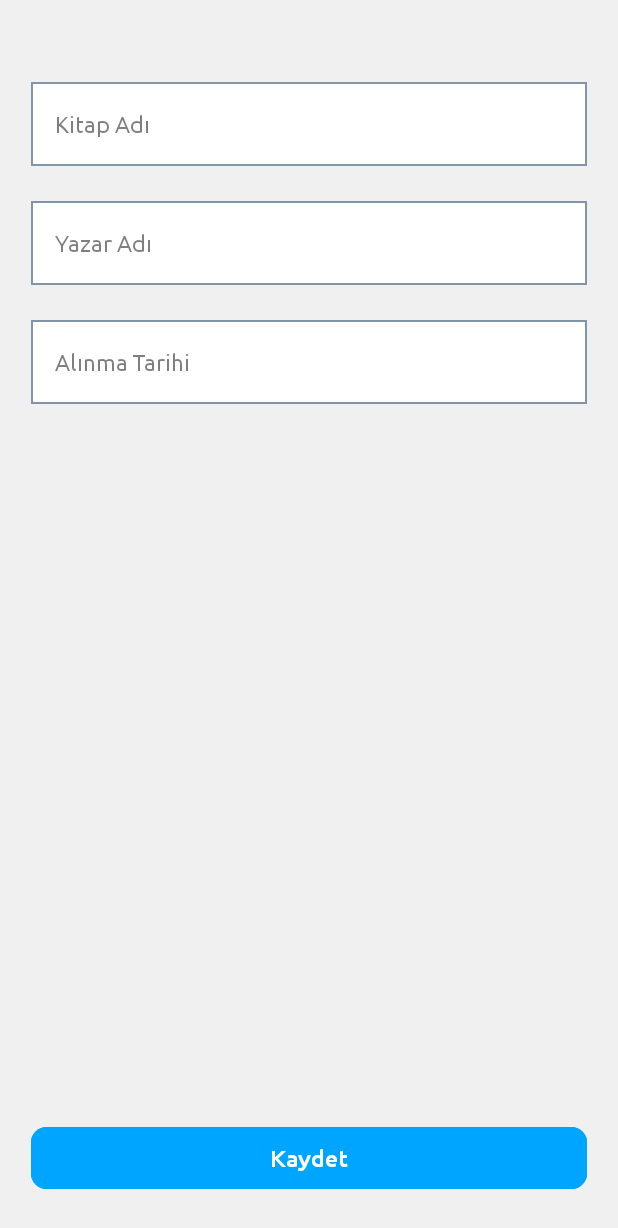
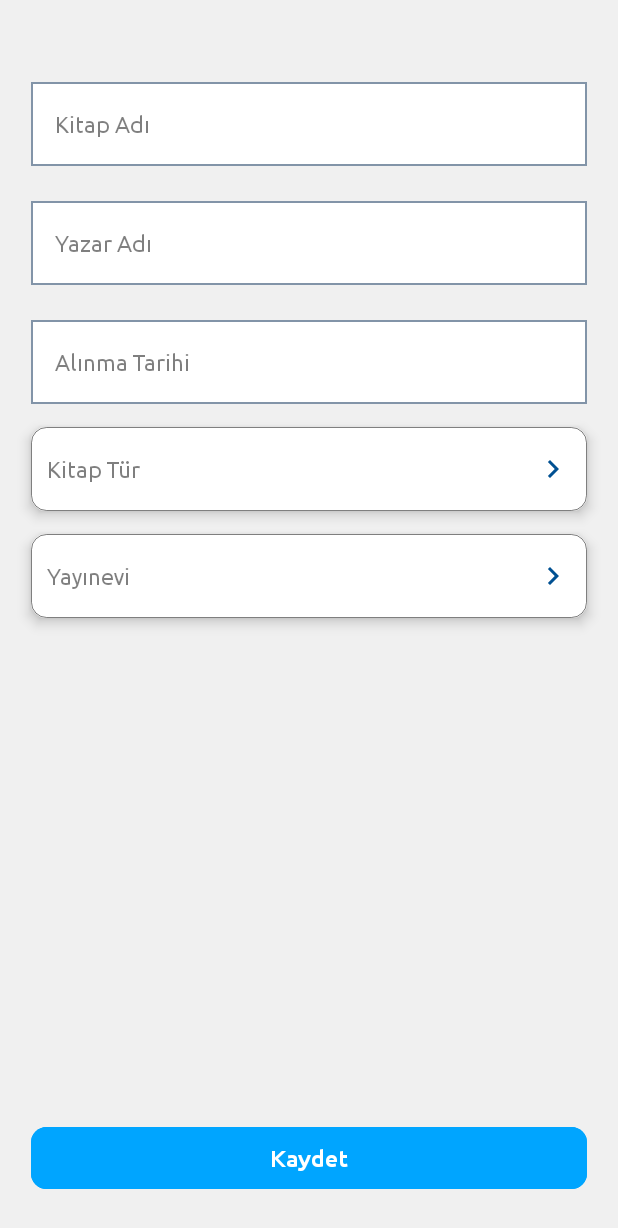
Before and after one commit to mesudemre/Kutuphanem, an Android app built with Jetpack Compose: the composable KitapEklemeScreen shown on its own in the app's theme, on a phone screen of 412 x 824 dp. Shown: the top 1228 px of the screen. Run offline under Robolectric (Android 15) with nearby library versions, the phone set to English and light mode, and no system bars; our stand-ins replace Dagger/Hilt's generated code, Shimmer, accompanist, constraintlayout-compose, sdp/ssp sizes; pictures from the network do not load; Roboto replaces fonts that are not available here; 4 statements that could not run were skipped.

Commit message:
- Kitap ekleme ekranında KutuphanemSelectableCard componenti kullanımı yapıldı.

```diff
--- /dev/null
+++ b/app/src/main/java/com/mesutemre/kutuphanem/kitap_ekleme/domain/model/KitapEklemeKitapTurModel.kt
@@ -0,0 +1,6 @@
+package com.mesutemre.kutuphanem.kitap_ekleme.domain.model
+
+data class KitapEklemeKitapTurModel(
+    val kitapTurId: String,
+    val kitapTurAciklama: String
+)
--- /dev/null
+++ b/app/src/main/java/com/mesutemre/kutuphanem/kitap_ekleme/domain/model/KitapEklemeYayinEviModel.kt
@@ -0,0 +1,6 @@
+package com.mesutemre.kutuphanem.kitap_ekleme.domain.model
+
+data class KitapEklemeYayinEviModel(
+    val yayinEviId: Int,
+    val yayinEviAciklama: String
+)
--- a/app/src/main/java/com/mesutemre/kutuphanem/kitap_ekleme/presentation/KitapEklemeScreen.kt
+++ b/app/src/main/java/com/mesutemre/kutuphanem/kitap_ekleme/presentation/KitapEklemeScreen.kt
@@ -34,6 +34,7 @@ import com.mesutemre.kutuphanem.util.customcomponents.dialog.CustomKutuphanemDia
 import com.mesutemre.kutuphanem.util.customcomponents.input.KutuphanemOutlinedFormTextField
 import com.mesutemre.kutuphanem_base.util.MaskVisualTransformation
 import com.mesutemre.kutuphanem_ui.button.KutuphanemMainMaterialButton
+import com.mesutemre.kutuphanem_ui.card.KutuphanemSelectableCard
 import com.mesutemre.kutuphanem_ui.dialog.WARNING_DLG
 
 @OptIn(ExperimentalMaterialApi::class, ExperimentalPermissionsApi::class)
@@ -182,6 +183,33 @@ fun KitapEklemeScreen(
                     label = stringResource(id = R.string.alinmaTarLabelText),
                     placeHolder = stringResource(id = R.string.kitap_ekleme_alinmaTarPlaceholder)
                 )
+                KutuphanemSelectableCard(
+                    modifier = Modifier
+                        .fillMaxWidth()
+                        .padding(top = 12.sdp),
+                    title = state.value.selectedKitapTur?.let {
+                        it.kitapTurAciklama
+                    } ?: run {
+                        stringResource(id = R.string.kitapTurLabel)
+                    },
+                    errorStr = state.value.kitapTurError?.let {
+                        stringResource(id = it)
+                    }
+                )
+
+                KutuphanemSelectableCard(
+                    modifier = Modifier
+                        .fillMaxWidth()
+                        .padding(top = 12.sdp),
+                    title = state.value.selectedYayinEvi?.let {
+                        it.yayinEviAciklama
+                    } ?: run {
+                        stringResource(id = R.string.yayinEviLabel)
+                    },
+                    errorStr = state.value.yayinEviError?.let {
+                        stringResource(id = it)
+                    }
+                )
             }
             KutuphanemMainMaterialButton(
                 modifier = Modifier
--- a/app/src/main/java/com/mesutemre/kutuphanem/kitap_ekleme/presentation/KitapEklemeState.kt
+++ b/app/src/main/java/com/mesutemre/kutuphanem/kitap_ekleme/presentation/KitapEklemeState.kt
@@ -1,6 +1,9 @@
 package com.mesutemre.kutuphanem.kitap_ekleme.presentation
 
+import androidx.annotation.StringRes
 import androidx.compose.runtime.Stable
+import com.mesutemre.kutuphanem.kitap_ekleme.domain.model.KitapEklemeKitapTurModel
+import com.mesutemre.kutuphanem.kitap_ekleme.domain.model.KitapEklemeYayinEviModel
 
 @Stable
 data class KitapEklemeState(
@@ -11,5 +14,9 @@ data class KitapEklemeState(
     val alinmaTar: String = "",
     val alinmaTarError: Int? = null,
     val isCameraPermissionClicked: Boolean = false,
-    val showSettingsDialog: Boolean = false
+    val showSettingsDialog: Boolean = false,
+    val selectedKitapTur: KitapEklemeKitapTurModel? = null,
+    @StringRes val kitapTurError: Int? = null,
+    val selectedYayinEvi: KitapEklemeYayinEviModel? = null,
+    @StringRes val yayinEviError: Int? = null
 )
--- a/kutuphanem-ui/src/main/java/com/mesutemre/kutuphanem_ui/card/KutuphanemCard.kt
+++ b/kutuphanem-ui/src/main/java/com/mesutemre/kutuphanem_ui/card/KutuphanemCard.kt
@@ -1,15 +1,13 @@
 package com.mesutemre.kutuphanem_ui.card
 
 import androidx.annotation.StringRes
+import androidx.compose.foundation.BorderStroke
 import androidx.compose.foundation.background
 import androidx.compose.foundation.border
 import androidx.compose.foundation.clickable
 import androidx.compose.foundation.layout.*
 import androidx.compose.foundation.shape.CircleShape
-import androidx.compose.material.Card
-import androidx.compose.material.Icon
-import androidx.compose.material.MaterialTheme
-import androidx.compose.material.Text
+import androidx.compose.material.*
 import androidx.compose.material.icons.Icons
 import androidx.compose.material.icons.filled.*
 import androidx.compose.runtime.*
@@ -287,9 +285,11 @@ fun KitapDetayInfoCard(
         backgroundColor = MaterialTheme.colorPalette.white,
         elevation = 4.sdp
     ) {
-        Column(modifier = Modifier
-            .fillMaxWidth()
-            .padding(horizontal = 8.sdp, vertical = 8.sdp)) {
+        Column(
+            modifier = Modifier
+                .fillMaxWidth()
+                .padding(horizontal = 8.sdp, vertical = 8.sdp)
+        ) {
             Text(
                 text = label,
                 maxLines = 1,
@@ -361,3 +361,77 @@ fun KitapAciklamaText(
         }
     }
 }
+
+@Composable
+fun KutuphanemSelectableCard(
+    modifier: Modifier,
+    title: String,
+    errorStr: String? = null
+) {
+    Card(
+        modifier = modifier,
+        elevation = 4.sdp,
+        backgroundColor = MaterialTheme.colorPalette.white,
+        shape = MaterialTheme.shapes.medium,
+        border = BorderStroke(
+            width = (1 / 2).sdp,
+            color = errorStr?.let {
+                MaterialTheme.colorPalette.kirmizi
+            } ?: run {
+                MaterialTheme.colorPalette.transparent
+            }
+        )
+    ) {
+        Column(
+            modifier = Modifier
+                .fillMaxWidth()
+                .padding(vertical = 4.sdp),
+            verticalArrangement = Arrangement.Center
+        ) {
+            Row(
+                modifier = Modifier
+                    .fillMaxWidth()
+                    .padding(horizontal = 8.sdp, vertical = 8.sdp),
+                verticalAlignment = Alignment.CenterVertically
+            ) {
+                Text(
+                    text = title,
+                    style = MaterialTheme.typography.smallUbuntuTransparent,
+                    modifier = Modifier.weight(1f)
+                )
+                Icon(
+                    Icons.Filled.ChevronRight,
+                    contentDescription = title,
+                    tint = MaterialTheme.colorPalette.lacivert
+                )
+            }
+            errorStr?.let {
+                Divider(
+                    modifier = Modifier
+                        .fillMaxWidth()
+                        .padding(top = 2.sdp),
+                    thickness = 1.sdp,
+                    color = MaterialTheme.colorPalette.transparent
+                )
+                Row(
+                    modifier = Modifier
+                        .fillMaxWidth()
+                        .background(color = MaterialTheme.colorPalette.kirmizi)
+                        .padding(top = 4.sdp, start = 8.sdp),
+                    verticalAlignment = Alignment.CenterVertically
+                ) {
+                    Icon(
+                        Icons.Filled.Error,
+                        contentDescription = title,
+                        tint = MaterialTheme.colorPalette.white
+                    )
+                    Text(
+                        text = it,
+                        style = MaterialTheme.typography.smallUbuntuWhite,
+                        modifier = Modifier.padding(start = 8.sdp)
+                    )
+                }
+            }
+        }
+    }
+}
```
